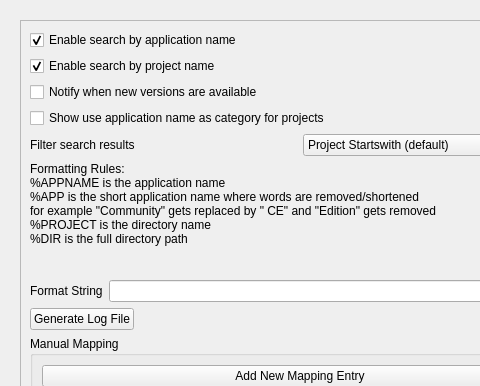
This is src/config/jetbrainsrunner_config.ui in alex1701c/JetBrainsRunner as Qt 5 draws it before an edit; both pictures show x 0 to 480 and y 0 to 386 of the 600 by 500 pixel window. The edited form follows.
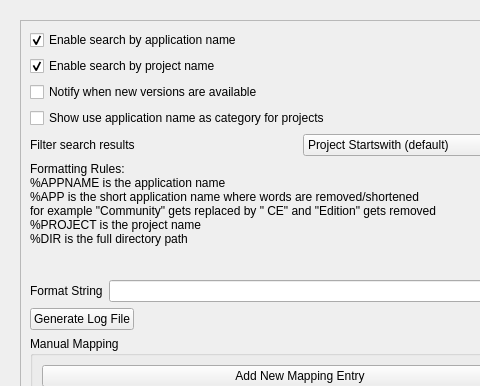
This is the edited form.

The edit to the form file:
```diff
--- a/src/config/jetbrainsrunner_config.ui
+++ b/src/config/jetbrainsrunner_config.ui
@@ -136,7 +136,7 @@
 %APPNAME is the application name
 %APP is the short application name where words are removed/shortened
 for example &quot;Community&quot; gets replaced by &quot; CE&quot; and &quot;Edition&quot; gets removed
-%PROJECT is the directory name
+%PROJECT is the project name
 %DIR is the full directory path</string>
               </property>
               <property name="textInteractionFlags">
```
